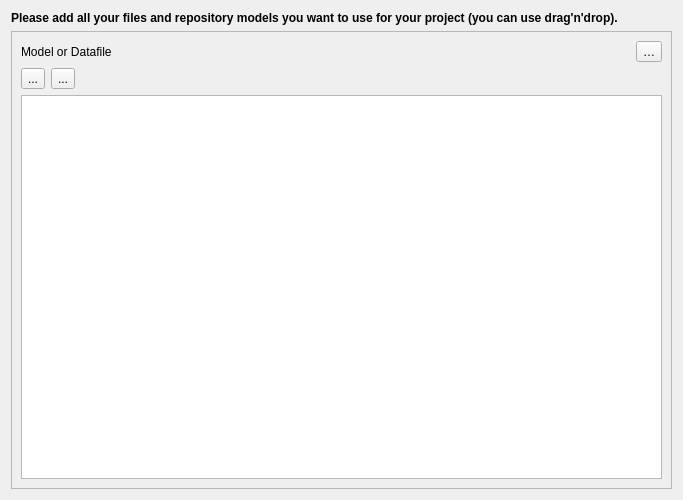
Above: QgisModelBaker/ui/import_source_selection.ui from opengisch/QgisModelBaker before the change. Below: the same form after it.
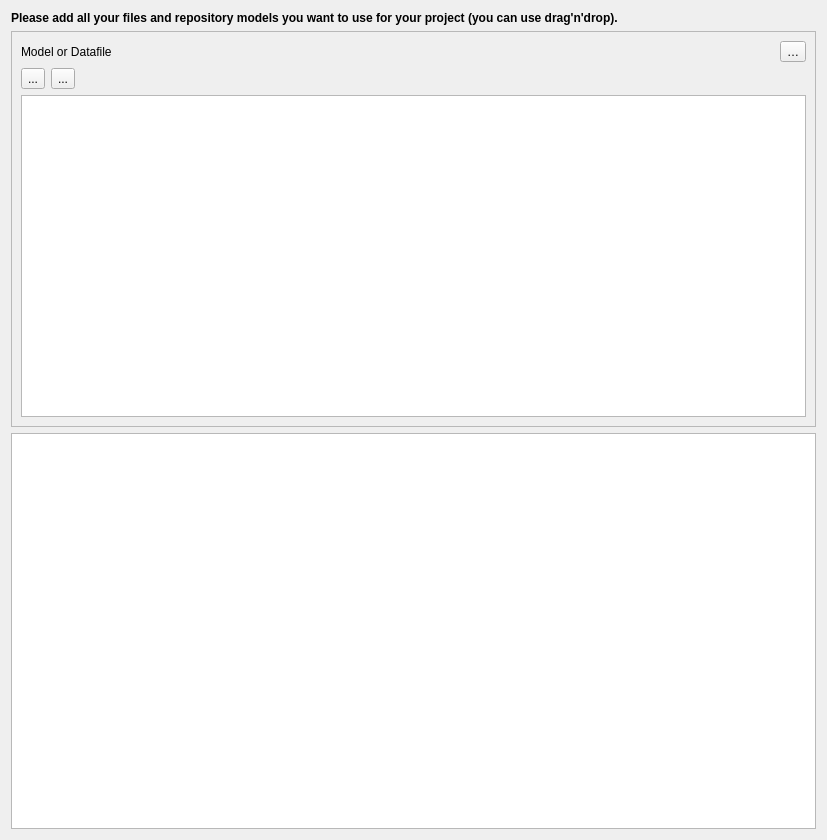
That is the form after the change. Icons and pictures are not drawn. Custom widgets are drawn as their Qt base class.

Commit message: base for db config and schema import config

```diff
--- a/QgisModelBaker/ui/import_source_selection.ui
+++ b/QgisModelBaker/ui/import_source_selection.ui
@@ -6,15 +6,40 @@
    <rect>
     <x>0</x>
     <y>0</y>
-    <width>683</width>
-    <height>500</height>
+    <width>827</width>
+    <height>840</height>
    </rect>
   </property>
   <property name="windowTitle">
    <string>Select Files</string>
   </property>
   <layout class="QGridLayout" name="gridLayout">
-   <item row="1" column="0" colspan="2">
+   <item row="0" column="0">
+    <widget class="QLabel" name="description">
+     <property name="minimumSize">
+      <size>
+       <width>0</width>
+       <height>0</height>
+      </size>
+     </property>
+     <property name="font">
+      <font>
+       <weight>75</weight>
+       <bold>true</bold>
+      </font>
+     </property>
+     <property name="text">
+      <string>Please add all your files and repository models you want to use for your project (you can use drag'n'drop).</string>
+     </property>
+     <property name="alignment">
+      <set>Qt::AlignLeading|Qt::AlignLeft|Qt::AlignTop</set>
+     </property>
+     <property name="wordWrap">
+      <bool>true</bool>
+     </property>
+    </widget>
+   </item>
+   <item row="1" column="0">
     <widget class="QFrame" name="the_frame">
      <property name="frameShape">
       <enum>QFrame::StyledPanel</enum>
@@ -88,28 +113,13 @@
      </layout>
     </widget>
    </item>
-   <item row="0" column="0" colspan="2">
-    <widget class="QLabel" name="description">
-     <property name="minimumSize">
-      <size>
-       <width>0</width>
-       <height>0</height>
-      </size>
+   <item row="2" column="0">
+    <widget class="QTextBrowser" name="txtStdout">
+     <property name="toolTip">
+      <string/>
      </property>
-     <property name="font">
-      <font>
-       <weight>75</weight>
-       <bold>true</bold>
-      </font>
-     </property>
-     <property name="text">
-      <string>Please add all your files and repository models you want to use for your project (you can use drag'n'drop).</string>
-     </property>
-     <property name="alignment">
-      <set>Qt::AlignLeading|Qt::AlignLeft|Qt::AlignTop</set>
-     </property>
-     <property name="wordWrap">
-      <bool>true</bool>
+     <property name="openLinks">
+      <bool>false</bool>
      </property>
     </widget>
    </item>
```
Left out of the diff: 16 changed lines with no effect on the pictures. The commit also changes 6 other files.
